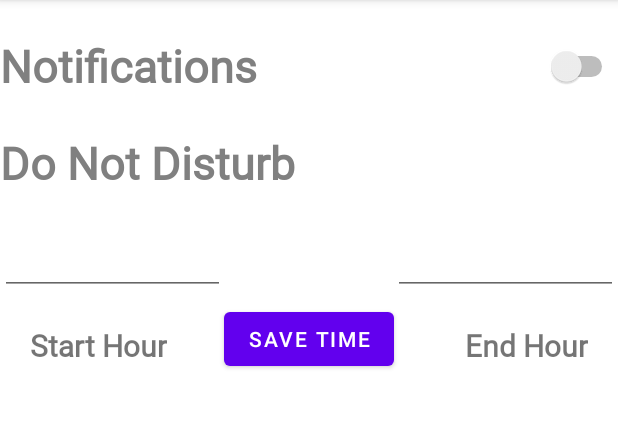
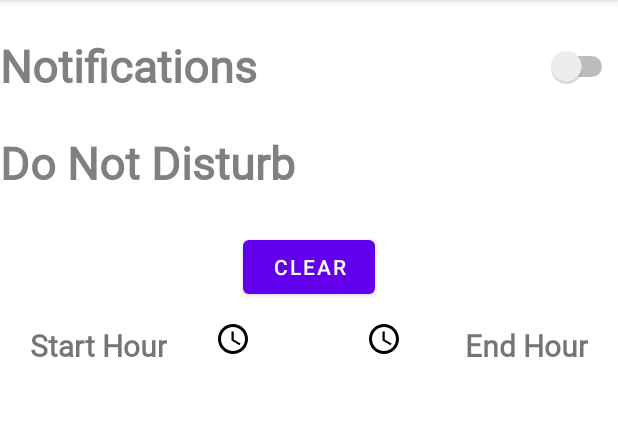
Before and after one commit to Taylor-Girard/ComicConvo, an Android app: the fragment SettingsFragment placed in its activity, on a phone screen of 412 x 824 dp, the part 84-512 px from its top. Run offline under Robolectric (Android 15) with nearby library versions, the phone set to English and light mode, and no system bars; libraries missing offline, so code that uses them is left out: com.parse, com.wdullaer.materialdatetimepicker, me.ibrahimsn.lib; plain views replace SmoothBottomBar; pictures from the network do not load; 18 statements that could not run were skipped.

Commit message:
Changed time selection in settings for do not disturb to use clock-style time selectors

```diff
--- a/app/build.gradle
+++ b/app/build.gradle
@@ -43,6 +43,8 @@ ext {
 
 dependencies {
 
+    implementation 'com.wdullaer:materialdatetimepicker:4.2.3'
+
     implementation "com.github.parse-community.Parse-SDK-Android:fcm:4.0.0"
     implementation 'com.parse.bolts:bolts-android:1.4.0'
 
--- a/app/src/main/java/com/taylorgirard/comicconvo/fragments/SettingsFragment.java
+++ b/app/src/main/java/com/taylorgirard/comicconvo/fragments/SettingsFragment.java
@@ -6,7 +6,6 @@ import androidx.annotation.NonNull;
 import androidx.annotation.Nullable;
 import androidx.fragment.app.Fragment;
 
-import android.text.format.Time;
 import android.util.Log;
 import android.view.LayoutInflater;
 import android.view.View;
@@ -14,23 +13,20 @@ import android.view.ViewGroup;
 import android.widget.Button;
 import android.widget.CompoundButton;
 import android.widget.EditText;
+import android.widget.ImageButton;
 import android.widget.Switch;
+import android.widget.TextView;
 import android.widget.Toast;
 
 import com.parse.ParseException;
-import com.parse.ParseInstallation;
 import com.parse.ParseUser;
 import com.parse.SaveCallback;
 import com.taylorgirard.comicconvo.R;
 import com.taylorgirard.comicconvo.tools.TimeUtility;
+import com.wdullaer.materialdatetimepicker.time.TimePickerDialog;
 
-import java.text.DateFormat;
-import java.text.SimpleDateFormat;
-import java.time.DateTimeException;
-import java.time.ZoneId;
-import java.util.ArrayList;
+import java.util.Calendar;
 import java.util.Date;
-import java.util.TimeZone;
 
 /**Fragment where user can set notifications on or off and change do not disturb times*/
 
@@ -39,9 +35,11 @@ public class SettingsFragment extends Fragment {
     public static final String TAG = "SettingsFragment";
 
     Switch swNotifications;
-    Button btnChangeTime;
-    EditText etTimeStart;
-    EditText etTimeEnd;
+    ImageButton btnChangeStart;
+    ImageButton btnChangeEnd;
+    Button btnClear;
+    TextView tvTimeStart;
+    TextView tvTimeEnd;
     ParseUser user;
 
     public SettingsFragment() {
@@ -59,48 +57,103 @@ public class SettingsFragment extends Fragment {
     public void onViewCreated(@NonNull View view, @Nullable Bundle savedInstanceState) {
         super.onViewCreated(view, savedInstanceState);
         swNotifications = view.findViewById(R.id.swNotifications);
-        btnChangeTime = view.findViewById(R.id.btnChangeTime);
-        etTimeStart = view.findViewById(R.id.etTimeStart);
-        etTimeEnd = view.findViewById(R.id.etTimeEnd);
+        btnChangeStart = view.findViewById(R.id.btnChangeStart);
+        btnChangeEnd = view.findViewById(R.id.btnChangeEnd);
+        tvTimeStart = view.findViewById(R.id.tvTimeStart);
+        tvTimeEnd = view.findViewById(R.id.tvTimeEnd);
+        btnClear = view.findViewById(R.id.btnClear);
 
         user = ParseUser.getCurrentUser();
 
-        if (user.getNumber("StartDND") != null && user.getNumber("EndDND") != null){
+        if (user.getNumber("StartDND") != null && !user.getNumber("StartDND").equals("")){
             int timeStart = user.getNumber("StartDND").intValue();
+            tvTimeStart.setText(Integer.toString(TimeUtility.UTCtoDevice(timeStart)));
+        } else {
+            tvTimeStart.setText("Set a start time!");
+        }
+        if (user.getNumber("EndDND") != null){
             int timeEnd = user.getNumber("EndDND").intValue();
-            etTimeStart.setText(Integer.toString(TimeUtility.UTCtoDevice(timeStart)));
-            etTimeEnd.setText(Integer.toString(TimeUtility.UTCtoDevice(timeEnd)));
+            tvTimeEnd.setText(Integer.toString(TimeUtility.UTCtoDevice(timeEnd)));
+        } else {
+            tvTimeEnd.setText("Set an end time!");
         }
 
-        btnChangeTime.setOnClickListener(new View.OnClickListener() {
+        btnClear.setOnClickListener(new View.OnClickListener() {
             @Override
             public void onClick(View v) {
-                try {
-                    int startTime = Integer.parseInt(etTimeStart.getText().toString());
-                    int endTime = Integer.parseInt(etTimeEnd.getText().toString());
-                    if (startTime < 0 || endTime >= 24 || startTime == endTime){
-                        throw new Exception();
+                user.put("StartDND", "");
+                user.put("EndDND", "");
+                user.saveInBackground(new SaveCallback() {
+                    @Override
+                    public void done(ParseException e) {
+                        if (e == null){
+                            Log.i(TAG, "Successfully cleared DND times");
+                        } else{
+                            Log.e(TAG, "Error clearing DND times", e);
+                        }
                     }
+                });
+                tvTimeStart.setText("Set a start time!");
+                tvTimeEnd.setText("Set an end time!");
+            }
+        });
 
-                    int intStart = TimeUtility.deviceToUTC(startTime);
-                    int intEnd = TimeUtility.deviceToUTC(endTime);
+        btnChangeStart.setOnClickListener(new View.OnClickListener() {
+            @Override
+            public void onClick(View v) {
 
-                    user.put("StartDND", intStart);
-                    user.put("EndDND", intEnd);
-                    user.saveInBackground(new SaveCallback() {
+                TimePickerDialog timePickerDialog = TimePickerDialog.newInstance(new TimePickerDialog.OnTimeSetListener() {
+                    @Override
+                    public void onTimeSet(TimePickerDialog view, int hourOfDay, int minute, int second) {
+                        tvTimeStart.setText(hourOfDay + "");
+                        if (tvTimeEnd.getText().equals("Set an end time!")){
+                            Toast.makeText(getContext(), "Set end time to set up Do Not Disturb!", Toast.LENGTH_SHORT).show();
+                        }
+                        int intStart = TimeUtility.deviceToUTC(hourOfDay);
+                        user.put("StartDND", intStart);
+                        user.saveInBackground(new SaveCallback() {
                         @Override
                         public void done(ParseException e) {
                             if (e == null){
-                                Log.i(TAG, "Successfully saved DND times");
+                                Log.i(TAG, "Successfully saved start time");
                             } else {
-                                Log.e(TAG, "Error saving DND times", e);
+                                Log.e(TAG, "Error saving start time", e);
                             }
                         }
                     });
+                    }
+                }, new Date().getHours(), new Date().getMinutes(), true);
+                timePickerDialog.enableMinutes(false);
+                timePickerDialog.show(getFragmentManager(), "TimePickerDialog");
+            }
+        });
 
-                } catch(Exception e){
-                    Toast.makeText(getContext(), "Enter valid hours (24 hour format)", Toast.LENGTH_SHORT).show();
-                }
+        btnChangeEnd.setOnClickListener(new View.OnClickListener() {
+            @Override
+            public void onClick(View v) {
+                TimePickerDialog timePickerDialog = TimePickerDialog.newInstance(new TimePickerDialog.OnTimeSetListener() {
+                    @Override
+                    public void onTimeSet(TimePickerDialog view, int hourOfDay, int minute, int second) {
+                        tvTimeEnd.setText(hourOfDay + "");
+                        if (tvTimeStart.getText().equals("Set a start time!")){
+                            Toast.makeText(getContext(), "Set start time to set up Do Not Disturb!", Toast.LENGTH_SHORT).show();
+                        }
+                        int intEnd = TimeUtility.deviceToUTC(hourOfDay);
+                        user.put("EndDND", intEnd);
+                        user.saveInBackground(new SaveCallback() {
+                            @Override
+                            public void done(ParseException e) {
+                                if (e == null){
+                                    Log.i(TAG, "Successfully saved end time");
+                                } else {
+                                    Log.e(TAG, "Error saving end time", e);
+                                }
+                            }
+                        });
+                    }
+                }, new Date().getHours(), new Date().getMinutes(), true);
+                timePickerDialog.enableMinutes(false);
+                timePickerDialog.show(getFragmentManager(), "TimePickerDialog");
             }
         });
 
--- /dev/null
+++ b/app/src/main/res/drawable/ic_baseline_access_time_24.xml
@@ -0,0 +1,6 @@
+<vector android:height="24dp" android:tint="#000000"
+    android:viewportHeight="24" android:viewportWidth="24"
+    android:width="24dp" xmlns:android="http://schemas.android.com/apk/res/android">
+    <path android:fillColor="@android:color/white" android:pathData="M11.99,2C6.47,2 2,6.48 2,12s4.47,10 9.99,10C17.52,22 22,17.52 22,12S17.52,2 11.99,2zM12,20c-4.42,0 -8,-3.58 -8,-8s3.58,-8 8,-8 8,3.58 8,8 -3.58,8 -8,8z"/>
+    <path android:fillColor="@android:color/white" android:pathData="M12.5,7H11v6l5.25,3.15 0.75,-1.23 -4.5,-2.67z"/>
+</vector>
--- a/app/src/main/res/layout/fragment_settings.xml
+++ b/app/src/main/res/layout/fragment_settings.xml
@@ -4,6 +4,18 @@
     android:layout_width="match_parent"
     android:layout_height="match_parent"
     tools:context=".fragments.SettingsFragment">
+
+    <ImageButton
+        android:id="@+id/btnChangeEnd"
+        android:layout_width="@dimen/clickable"
+        android:layout_height="@dimen/clickable"
+        android:layout_below="@+id/tvTimeEnd"
+        android:layout_marginTop="5dp"
+        android:layout_marginEnd="10dp"
+        android:layout_toStartOf="@+id/textView3"
+        android:background="#00FFFFFF"
+        android:src="@drawable/ic_baseline_access_time_24"
+        android:text="@string/save_time" />
 
     <Switch
         android:id="@+id/swNotifications"
@@ -36,28 +48,37 @@
         android:textSize="30sp"
         android:textStyle="bold" />
 
-    <EditText
-        android:id="@+id/etTimeStart"
+    <TextView
+        android:id="@+id/tvTimeStart"
         android:layout_width="@dimen/edit_time_width"
         android:layout_height="@dimen/clickable"
         android:layout_below="@+id/tvDoNotDisturb"
-        android:layout_alignParentStart="true"
         android:layout_marginStart="0dp"
-        android:layout_marginTop="0dp"></EditText>
+        android:layout_marginTop="0dp"
+        android:fontFamily="@font/mouse_memoirs"
+        android:gravity="center"
+        android:textAlignment="center"
+        android:textSize="25sp"
+        tools:text="25"></TextView>
 
-    <EditText
-        android:id="@+id/etTimeEnd"
+    <TextView
+        android:id="@+id/tvTimeEnd"
         android:layout_width="@dimen/edit_time_width"
         android:layout_height="@dimen/clickable"
         android:layout_below="@+id/tvDoNotDisturb"
         android:layout_alignParentEnd="true"
-        android:layout_marginEnd="0dp"></EditText>
+        android:layout_marginEnd="0dp"
+        android:fontFamily="@font/mouse_memoirs"
+        android:gravity="center"
+        android:textAlignment="center"
+        android:textSize="25sp"
+        tools:text="26"></TextView>
 
     <TextView
         android:id="@+id/textView2"
         android:layout_width="wrap_content"
         android:layout_height="wrap_content"
-        android:layout_below="@+id/etTimeStart"
+        android:layout_below="@+id/tvTimeStart"
         android:layout_alignParentStart="true"
         android:layout_marginStart="@dimen/label_margins"
         android:layout_marginTop="@dimen/label_margins"
@@ -72,23 +93,35 @@
         android:id="@+id/textView3"
         android:layout_width="wrap_content"
         android:layout_height="wrap_content"
-        android:layout_below="@+id/etTimeEnd"
+        android:layout_below="@+id/tvTimeEnd"
         android:layout_alignParentEnd="true"
         android:layout_marginStart="@dimen/label_margins"
-        android:layout_marginTop="@dimen/label_margins"
-        android:layout_marginEnd="@dimen/label_margins"
+        android:layout_marginTop="20dp"
+        android:layout_marginEnd="20dp"
         android:layout_marginBottom="@dimen/label_margins"
         android:fontFamily="@font/mouse_memoirs"
         android:text="@string/end_time"
         android:textSize="20sp"
         android:textStyle="bold" />
 
+    <ImageButton
+        android:id="@+id/btnChangeStart"
+        android:layout_width="@dimen/clickable"
+        android:layout_height="@dimen/clickable"
+        android:layout_below="@+id/tvTimeStart"
+        android:layout_marginStart="0dp"
+        android:layout_marginTop="5dp"
+        android:layout_toEndOf="@+id/textView2"
+        android:background="#00FFFFFF"
+        android:src="@drawable/ic_baseline_access_time_24"
+        android:text="@string/save_time" />
+
     <Button
-        android:id="@+id/btnChangeTime"
+        android:id="@+id/btnClear"
         android:layout_width="wrap_content"
         android:layout_height="wrap_content"
-        android:layout_below="@+id/etTimeEnd"
+        android:layout_below="@+id/tvDoNotDisturb"
         android:layout_centerHorizontal="true"
-        android:layout_marginTop="@dimen/save_margin_top"
-        android:text="@string/save_time" />
+        android:layout_marginTop="5dp"
+        android:text="@string/clear" />
 </RelativeLayout>
--- a/app/src/main/res/values/strings.xml
+++ b/app/src/main/res/values/strings.xml
@@ -33,6 +33,7 @@
     <string name="end_time">End Hour</string>
     <string name="save_time">Save Time</string>
     <string name="favorite_genre">Favorite Genre</string>
+    <string name="clear">Clear</string>
     <string-array name="genre_list">
         <item name="adventure">Adventure</item>
         <item name="comedy">Comedy</item>
```
